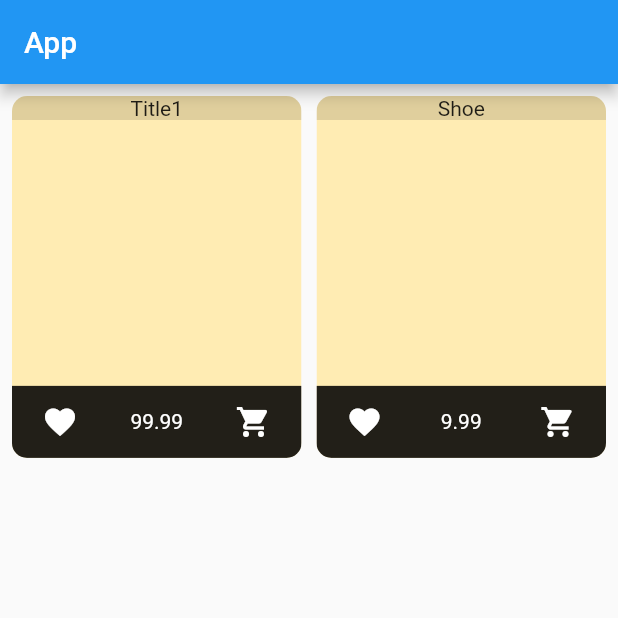
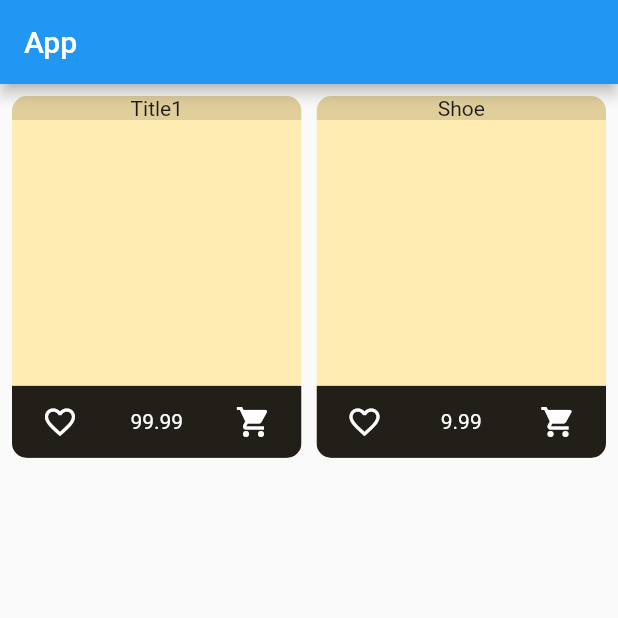
Before and after one commit to nevarwin/Food-Critic-App, a Flutter app: the screen it shows after launch, on a phone screen of 412 x 824 dp, the top half of it. Run offline on Flutter 3.47's test engine with Material 2 defaults, Android fonts, the phone set to English and light mode, and no system bars.

Commit message:
favorite toggle

```diff
--- a/Food-Critic-App/addtocart_favorite_app/lib/models/product_model.dart
+++ b/Food-Critic-App/addtocart_favorite_app/lib/provider/product_model.dart
@@ -1,4 +1,6 @@
-class Product {
+import 'package:flutter/cupertino.dart';
+
+class Product with ChangeNotifier {
   final String id;
   final String title;
   final double price;
@@ -10,4 +12,9 @@ class Product {
     required this.price,
     this.isFavorite = false,
   });
+
+  void toggleFavorite() {
+    isFavorite = !isFavorite;
+    notifyListeners();
+  }
 }
--- a/Food-Critic-App/addtocart_favorite_app/lib/provider/product_provider.dart
+++ b/Food-Critic-App/addtocart_favorite_app/lib/provider/product_provider.dart
@@ -1,5 +1,5 @@
 import 'package:flutter/material.dart';
-import '../models/product_model.dart';
+import 'product_model.dart';
 
 class ProductProvider with ChangeNotifier {
   final List<Product> _productList = [
--- a/Food-Critic-App/addtocart_favorite_app/lib/screens/product_screen.dart
+++ b/Food-Critic-App/addtocart_favorite_app/lib/screens/product_screen.dart
@@ -1,6 +1,6 @@
 import 'package:flutter/material.dart';
 
-import '../models/product_model.dart';
+import '../provider/product_model.dart';
 import '../widgets/product_grid_widget.dart';
 
 class ProductScreen extends StatelessWidget {
--- a/Food-Critic-App/addtocart_favorite_app/lib/widgets/product_grid_widget.dart
+++ b/Food-Critic-App/addtocart_favorite_app/lib/widgets/product_grid_widget.dart
@@ -18,10 +18,9 @@ class ProductGridWidget extends StatelessWidget {
       child: GridView.builder(
         itemCount: productData.length,
         itemBuilder: (context, index) {
-          return ProductItemWidget(
-            id: productData[index].id,
-            title: productData[index].title,
-            price: productData[index].price,
+          return ChangeNotifierProvider(
+            create: (context) => productData[index],
+            child: ProductItemWidget(),
           );
         },
         gridDelegate: const SliverGridDelegateWithFixedCrossAxisCount(
--- a/Food-Critic-App/addtocart_favorite_app/lib/widgets/product_item_widget.dart
+++ b/Food-Critic-App/addtocart_favorite_app/lib/widgets/product_item_widget.dart
@@ -1,47 +1,45 @@
-import 'package:addtocart_favorite_app/screens/product_details_screen.dart';
 import 'package:flutter/material.dart';
+import 'package:provider/provider.dart';
+
+import '../screens/product_details_screen.dart';
+import '../provider/product_model.dart';
 
 class ProductItemWidget extends StatelessWidget {
-  const ProductItemWidget({
-    Key? key,
-    required this.id,
-    required this.title,
-    required this.price,
-  }) : super(key: key);
-
-  final String id;
-  final String title;
-  final double price;
+  const ProductItemWidget({Key? key}) : super(key: key);
 
   @override
   Widget build(BuildContext context) {
+    final products = Provider.of<Product>(context);
+
     return ClipRRect(
       borderRadius: BorderRadius.circular(10),
       child: GestureDetector(
         onTap: () {
           Navigator.of(context).pushNamed(
             ProductDetailScreen.routeName,
-            arguments: id,
+            arguments: products.id,
           );
         },
         child: GridTile(
           header: Container(
             color: Colors.black12,
             child: Text(
-              title,
+              products.title,
               textAlign: TextAlign.center,
             ),
           ),
           footer: GridTileBar(
             backgroundColor: Colors.black87,
             leading: IconButton(
-              onPressed: () {},
-              icon: const Icon(
-                Icons.favorite,
+              onPressed: () {
+                products.toggleFavorite();
+              },
+              icon: Icon(
+                products.isFavorite ? Icons.favorite : Icons.favorite_border,
               ),
             ),
             title: Text(
-              '$price',
+              '${products.price}',
               textAlign: TextAlign.center,
             ),
             trailing: IconButton(
```
